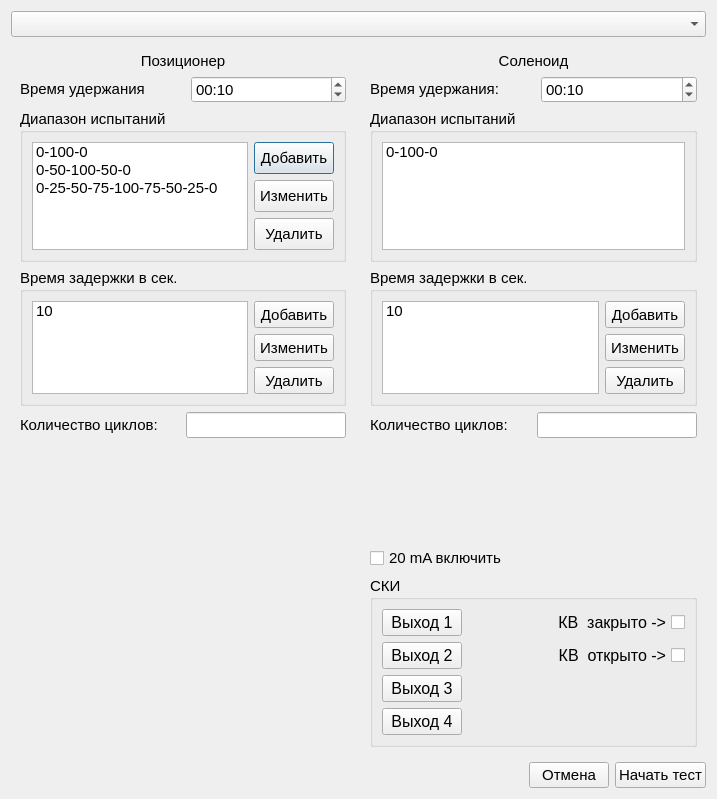
Qt form CyclicTestSettings.ui (Rekvim/MpiSki) before a commit.
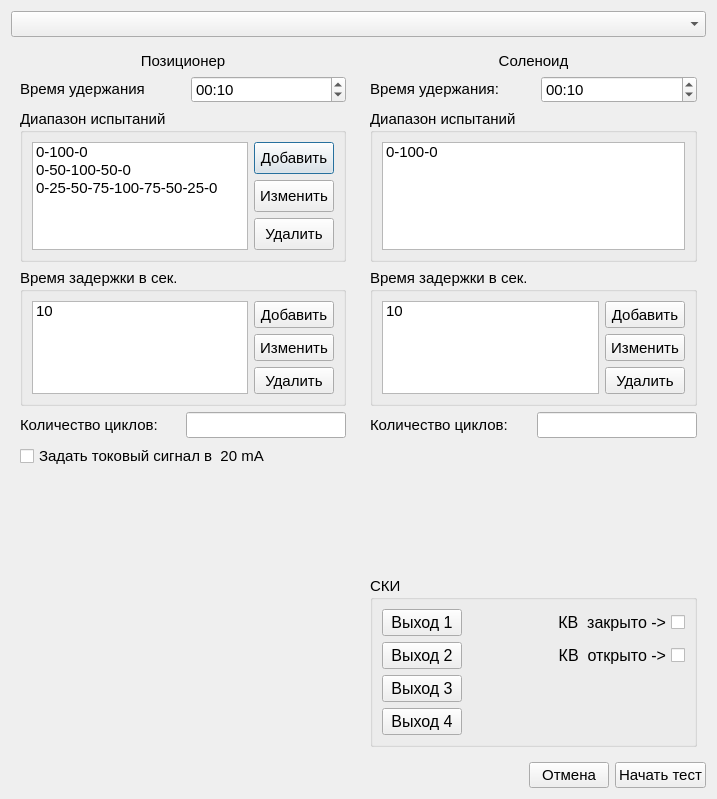
The same form after that commit.

```diff
--- a/CyclicTestSettings.ui
+++ b/CyclicTestSettings.ui
@@ -256,6 +256,13 @@
           </item>
          </layout>
         </item>
+        <item>
+         <widget class="QCheckBox" name="checkBox_20mA_enable">
+          <property name="text">
+           <string>Задать токовый сигнал в  20 mA </string>
+          </property>
+         </widget>
+        </item>
         <item>
          <spacer name="verticalSpacer">
           <property name="orientation">
@@ -470,13 +477,6 @@
           </property>
          </spacer>
         </item>
-        <item>
-         <widget class="QCheckBox" name="checkBox_20mA_enable">
-          <property name="text">
-           <string>20 mA включить</string>
-          </property>
-         </widget>
-        </item>
         <item>
          <widget class="QGroupBox" name="groupBox_DO_ShutOff">
           <property name="title">
```
